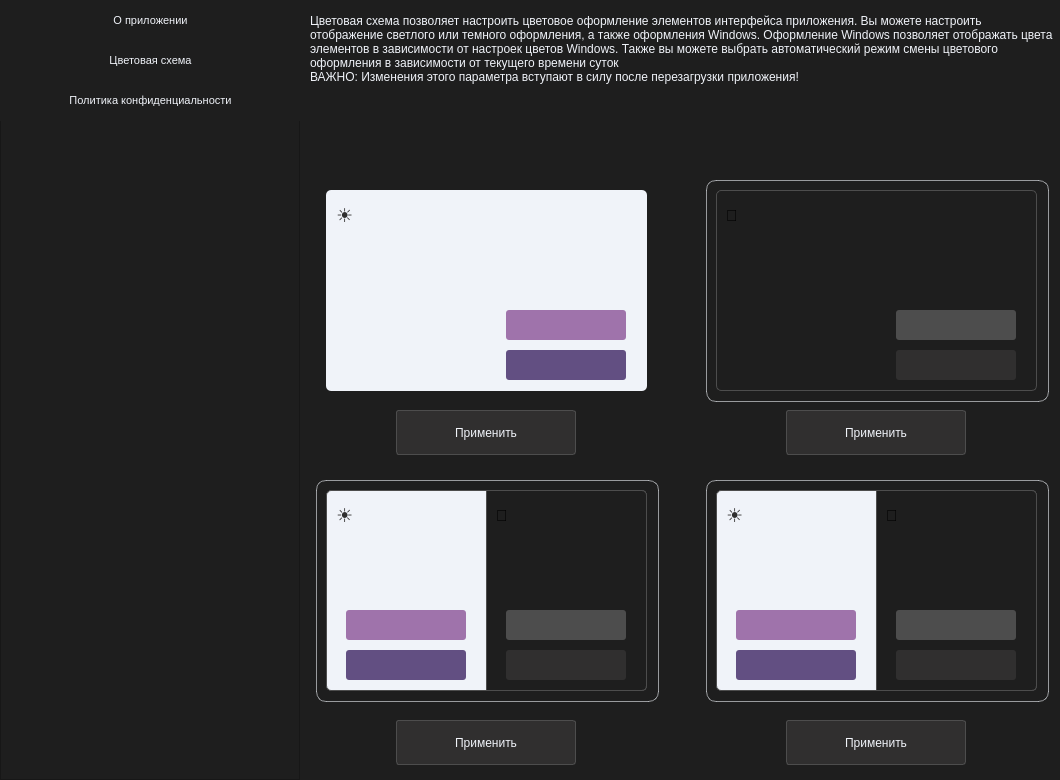
Old version of the form views/templates/settings_win_dark.ui in the repository Aiow-dev/MCryptApp.
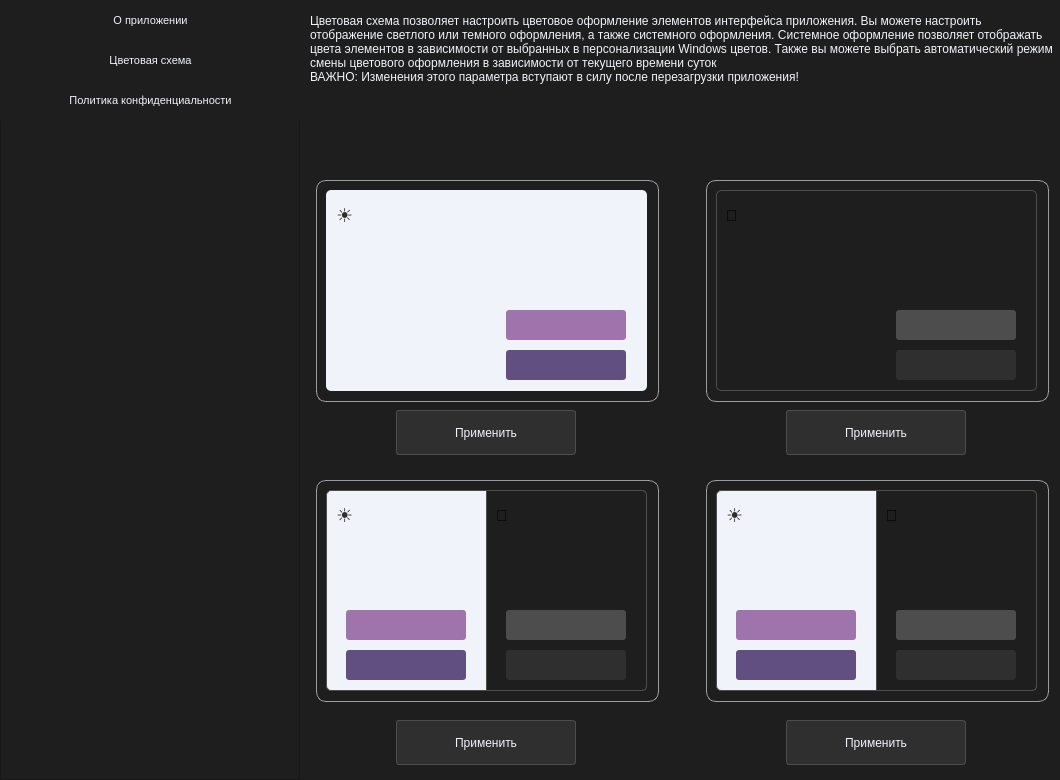
New version of the form. The open tabs and pages were chosen to show the change.

Commit message: change color styles page description

```diff
--- a/views/templates/settings_win_dark.ui
+++ b/views/templates/settings_win_dark.ui
@@ -951,7 +951,7 @@
         <bool>true</bool>
        </property>
        <property name="plainText">
-        <string>Цветовая схема позволяет настроить цветовое оформление элементов интерфейса приложения. Вы можете настроить отображение светлого или темного оформления, а также оформления Windows. Оформление Windows позволяет отображать цвета элементов в зависимости от настроек цветов Windows. Также вы можете выбрать автоматический режим смены цветового оформления в зависимости от текущего времени суток
+        <string>Цветовая схема позволяет настроить цветовое оформление элементов интерфейса приложения. Вы можете настроить отображение светлого или темного оформления, а также системного оформления. Системное оформление позволяет отображать цвета элементов в зависимости от выбранных в персонализации Windows цветов. Также вы можете выбрать автоматический режим смены цветового оформления в зависимости от текущего времени суток
 ВАЖНО: Изменения этого параметра вступают в силу после перезагрузки приложения!</string>
        </property>
       </widget>
@@ -1021,6 +1021,29 @@
         <enum>QFrame::Raised</enum>
        </property>
       </widget>
+      <widget class="QFrame" name="light_style_frame">
+       <property name="geometry">
+        <rect>
+         <x>10</x>
+         <y>180</y>
+         <width>343</width>
+         <height>222</height>
+        </rect>
+       </property>
+       <property name="styleSheet">
+        <string notr="true">QFrame {
+	border-radius: 10px;
+	border: 1px solid rgba(240, 243, 249, 150);
+}</string>
+       </property>
+       <property name="frameShape">
+        <enum>QFrame::StyledPanel</enum>
+       </property>
+       <property name="frameShadow">
+        <enum>QFrame::Raised</enum>
+       </property>
+      </widget>
+      <zorder>light_style_frame</zorder>
       <zorder>time_color_style_frame</zorder>
       <zorder>system_style_frame</zorder>
       <zorder>dark_style_frame</zorder>
```
Left out of the diff: 2 changed lines with no effect on the pictures. The commit also changes 3 other files.
